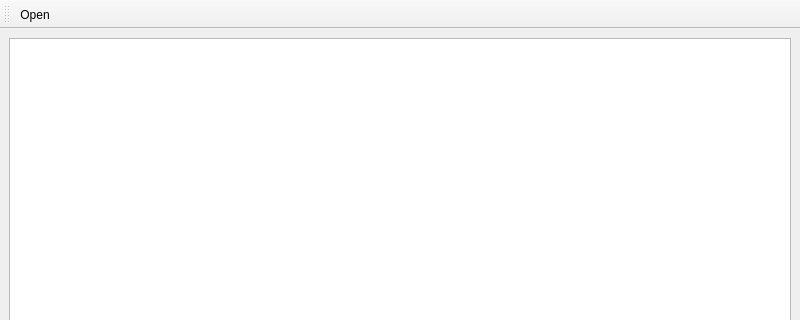
Qt form viewer_mainwin.ui (enjoysoftware/cute-light-text-previewer) before a commit; both pictures show x 0 to 800 and y 0 to 320 of the 800 by 600 pixel window.
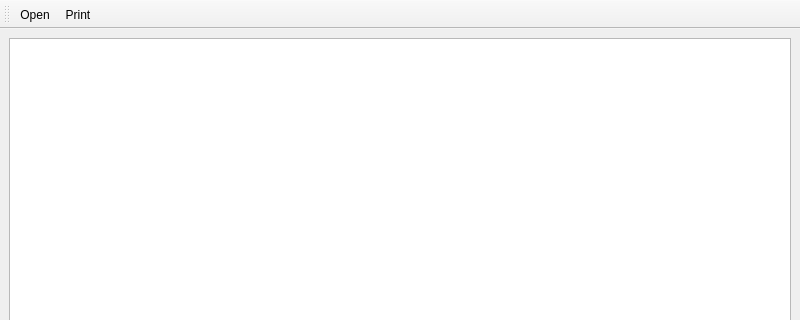
The same form after that commit.

Commit message: Add print slots

The edit to the form file:
```diff
--- a/viewer_mainwin.ui
+++ b/viewer_mainwin.ui
@@ -40,7 +40,10 @@
     <string>toolBar</string>
    </property>
    <property name="toolButtonStyle">
-    <enum>Qt::ToolButtonTextBesideIcon</enum>
+    <enum>Qt::ToolButtonTextUnderIcon</enum>
+   </property>
+   <property name="floatable">
+    <bool>true</bool>
    </property>
    <attribute name="toolBarArea">
     <enum>TopToolBarArea</enum>
@@ -49,6 +52,7 @@
     <bool>false</bool>
    </attribute>
    <addaction name="actionOpen_O"/>
+   <addaction name="action_Print"/>
   </widget>
   <action name="actionOpen_O">
    <property name="text">
@@ -61,6 +65,14 @@
     <string>O</string>
    </property>
   </action>
+  <action name="action_Print">
+   <property name="text">
+    <string>&amp;Print</string>
+   </property>
+   <property name="shortcut">
+    <string>P</string>
+   </property>
+  </action>
  </widget>
  <resources/>
  <connections/>
```
Left out of the diff: 10 changed lines with no effect on the pictures. The commit also changes 2 other files.
